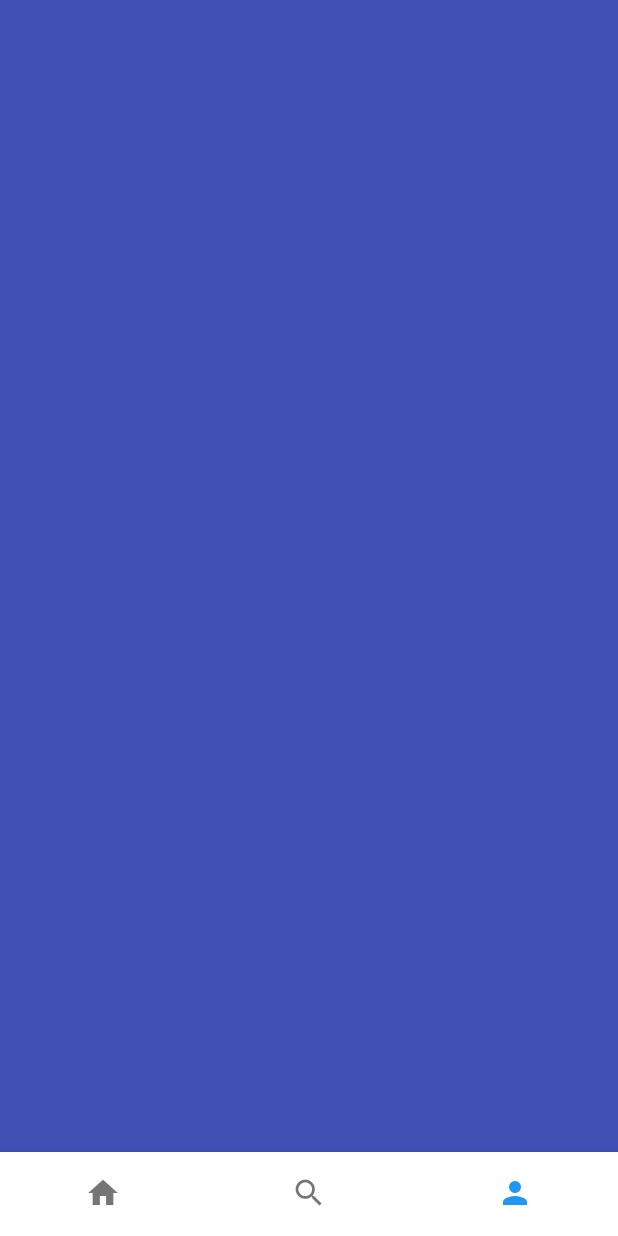
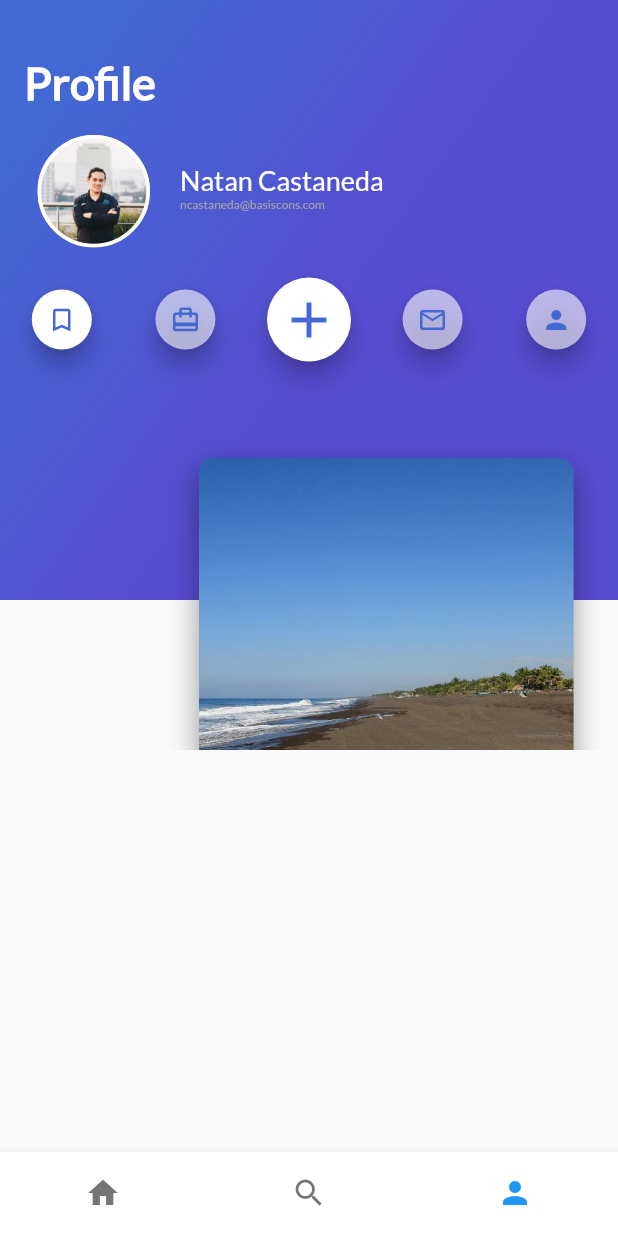
Before and after one commit to N4THB3N/platzi_trips_app, a Flutter app: the screen it shows after launch, item 3 of the bottom bar chosen, on a phone screen of 412 x 824 dp. Run offline on Flutter 3.47's test engine with Material 2 defaults, Android fonts, the phone set to English and light mode, and no system bars; missing offline and left inert: dart:html.

```diff
--- /dev/null
+++ b/lib/button_purple_profile.dart
@@ -0,0 +1,36 @@
+import 'package:flutter/material.dart';
+
+class ButtonPurpleProfile extends StatefulWidget {
+  bool mini;
+  var icon;
+  double iconSize = 0;
+  var color;
+
+  ButtonPurpleProfile(this.mini, this.icon, this.iconSize, this.color);
+
+  @override
+  State<StatefulWidget> createState() {
+    // TODO: implement createState
+    return _ButtonPurpleProfile();
+  }
+}
+
+class _ButtonPurpleProfile extends State<ButtonPurpleProfile> {
+  void onTap() {}
+
+  @override
+  Widget build(BuildContext context) {
+    return Expanded(
+      child: FloatingActionButton(
+        backgroundColor: widget.color,
+        onPressed: onTap,
+        mini: widget.mini,
+        child: Icon(
+          widget.icon,
+          size: widget.iconSize,
+          color: Color(0xFF4268D3),
+        ),
+      ),
+    );
+  }
+}
--- /dev/null
+++ b/lib/gradient_back_profile.dart
@@ -0,0 +1,32 @@
+import 'package:flutter/material.dart';
+
+class GradientBackProfile extends StatelessWidget {
+  String title = "Popular";
+
+  GradientBackProfile(this.title);
+
+  @override
+  Widget build(BuildContext context) {
+    return Container(
+      height: 400.0,
+      decoration: BoxDecoration(
+          gradient: LinearGradient(
+              colors: [Color(0xFF4268D3), Color(0xFF584CD1)],
+              begin: FractionalOffset(0.2, 0.0),
+              end: FractionalOffset(1.0, 0.6),
+              stops: [0.0, 0.6],
+              tileMode: TileMode.clamp)),
+      child: Text(
+        title,
+        style: TextStyle(
+            color: Colors.white,
+            fontSize: 30.0,
+            fontFamily: "Lato",
+            fontWeight: FontWeight.bold),
+      ),
+      alignment: Alignment(-0.9, -0.8),
+    );
+
+    // TODO: implement build
+  }
+}
--- a/lib/header_appbar.dart
+++ b/lib/header_appbar.dart
@@ -1,5 +1,4 @@
 import 'package:flutter/material.dart';
-import 'package:platzi_trips_app/gradient_back.dart';
 import 'gradient_back.dart';
 import 'card_image_list.dart';
 
--- /dev/null
+++ b/lib/header_profile_info.dart
@@ -0,0 +1,23 @@
+import 'package:flutter/material.dart';
+import 'gradient_back_profile.dart';
+import 'profile_info_card.dart';
+import 'profile_menu.dart';
+import 'profile_reviews.dart';
+
+class HeaderProfileInfo extends StatelessWidget {
+  @override
+  Widget build(BuildContext context) {
+    // TODO: implement build
+    // return Stack(
+    //   children: <Widget>[GradientBack("Profile"), ProfileInfoCard()],
+    // );
+    return Stack(
+      children: <Widget>[
+        GradientBackProfile("Profile"),
+        ProfileInfoCard(),
+        ProfileMenu(),
+        ProfileReviews(),
+      ],
+    );
+  }
+}
--- /dev/null
+++ b/lib/profile_card_image.dart
@@ -0,0 +1,57 @@
+import 'package:flutter/material.dart';
+import 'floating_action_button_green.dart';
+
+class ProfileCardImage extends StatelessWidget {
+  String pathImage = "assets/img/monterrico.jpg";
+  String Title = "";
+  String description = "";
+  String stepsTrack = "";
+
+  ProfileCardImage(
+      this.pathImage, this.Title, this.description, this.stepsTrack);
+
+  @override
+  Widget build(BuildContext context) {
+    // TODO: implement build
+
+    final card = Container(
+        height: 350.0,
+        width: 250.0,
+        margin: EdgeInsets.only(top: 80.0, left: 20.0),
+        decoration: BoxDecoration(
+          image:
+              DecorationImage(fit: BoxFit.cover, image: AssetImage(pathImage)),
+          borderRadius: BorderRadius.all(Radius.circular(10.0)),
+          shape: BoxShape.rectangle,
+          boxShadow: <BoxShadow>[
+            BoxShadow(
+                color: Colors.black38,
+                blurRadius: 15.0,
+                offset: Offset(0.0, 7.0))
+          ],
+        ));
+
+    final cardDescription = Container(
+        height: 150,
+        width: 50,
+        alignment: Alignment.center,
+        margin: EdgeInsets.only(top: 150, left: 50),
+        decoration: BoxDecoration(
+            color: Colors.white,
+            shape: BoxShape.rectangle,
+            boxShadow: <BoxShadow>[
+              BoxShadow(
+                  color: Colors.black38,
+                  blurRadius: 15.0,
+                  offset: Offset(0.0, 7.0))
+            ]),
+        child: Column(
+          children: <Widget>[Text(Title), Text(description), Text(stepsTrack)],
+        ));
+
+    return Stack(
+      alignment: Alignment(0.9, 1.1),
+      children: <Widget>[card, cardDescription, FloatingActionButtonGreen()],
+    );
+  }
+}
--- /dev/null
+++ b/lib/profile_image.dart
@@ -0,0 +1,57 @@
+import 'package:flutter/material.dart';
+
+class ProfileImage extends StatelessWidget {
+  String pathImage = "";
+  String name = "";
+  String mail = "";
+
+  ProfileImage(this.pathImage, this.name, this.mail);
+
+  @override
+  Widget build(BuildContext context) {
+    // TODO: implement build
+    final profile_pic = Container(
+      margin: EdgeInsets.only(top: 5.0, left: 25.0),
+      width: 75.0,
+      height: 75.0,
+      decoration: BoxDecoration(
+          shape: BoxShape.circle,
+          image:
+              DecorationImage(fit: BoxFit.cover, image: AssetImage(pathImage)),
+          border: Border.all(color: Colors.white, width: 2.5)),
+    );
+
+    final ProfileName = Container(
+      margin: EdgeInsets.only(left: 20.0),
+      child: Text(
+        name,
+        textAlign: TextAlign.left,
+        style:
+            TextStyle(fontFamily: "Lato", fontSize: 18.0, color: Colors.white),
+      ),
+    );
+
+    final ProfileContact = Container(
+      margin: EdgeInsets.only(left: 20.0),
+      child: Text(
+        mail,
+        textAlign: TextAlign.center,
+        style: TextStyle(
+            fontFamily: "Lato", fontSize: 8, color: Color(0xFFa3a5a7)),
+      ),
+    );
+
+    final userDetails = Column(
+      crossAxisAlignment: CrossAxisAlignment.start,
+      children: <Widget>[ProfileName, ProfileContact],
+    );
+
+    return Container(
+      child: Row(
+        children: <Widget>[profile_pic, userDetails],
+      ),
+      // decoration:
+      //     BoxDecoration(boxShadow: <BoxShadow>[BoxShadow(color: Colors.grey)]),
+    );
+  }
+}
--- /dev/null
+++ b/lib/profile_info_card.dart
@@ -0,0 +1,19 @@
+import 'package:flutter/material.dart';
+import 'profile_image.dart';
+
+class ProfileInfoCard extends StatelessWidget {
+  @override
+  Widget build(BuildContext context) {
+    // TODO: implement build
+    return Container(
+      margin: EdgeInsets.only(top: 85),
+      child: Column(
+        crossAxisAlignment: CrossAxisAlignment.start,
+        children: <Widget>[
+          ProfileImage("assets/img/natan.jpg", "Natan Castaneda",
+              "ncastaneda@basiscons.com")
+        ],
+      ),
+    );
+  }
+}
--- /dev/null
+++ b/lib/profile_menu.dart
@@ -0,0 +1,27 @@
+import 'package:flutter/material.dart';
+import 'button_purple_profile.dart';
+
+class ProfileMenu extends StatelessWidget {
+  @override
+  Widget build(BuildContext context) {
+    return Container(
+      margin: EdgeInsets.only(top: 185),
+      child: Row(
+        children: <Widget>[
+          ButtonPurpleProfile(true, Icons.turned_in_not, 20.0,
+              Color.fromRGBO(255, 255, 255, 1)),
+          ButtonPurpleProfile(true, Icons.card_travel, 20.0,
+              Color.fromRGBO(255, 255, 255, 0.6)),
+          ButtonPurpleProfile(
+              false, Icons.add, 40.0, Color.fromRGBO(255, 255, 255, 1)),
+          ButtonPurpleProfile(true, Icons.mail_outline, 20.0,
+              Color.fromRGBO(255, 255, 255, 0.6)),
+          ButtonPurpleProfile(
+              true, Icons.person, 20.0, Color.fromRGBO(255, 255, 255, 0.6))
+        ],
+      ),
+    );
+
+    // return ButtonPurpleProfile();
+  }
+}
--- /dev/null
+++ b/lib/profile_reviews.dart
@@ -0,0 +1,20 @@
+import 'package:flutter/material.dart';
+import 'profile_card_image.dart';
+
+class ProfileReviews extends StatelessWidget {
+  @override
+  Widget build(BuildContext context) {
+    // TODO: implement build
+    return Container(
+      height: 300,
+      margin: EdgeInsets.only(top: 200),
+      child: ListView(
+        padding: EdgeInsets.all(25.0),
+        children: <Widget>[
+          ProfileCardImage("assets/img/monterrico.jpg", "Monterrico",
+              "Beautiful place to stay.", "115,456"),
+        ],
+      ),
+    );
+  }
+}
--- a/lib/profile_trips.dart
+++ b/lib/profile_trips.dart
@@ -1,11 +1,15 @@
 import 'package:flutter/material.dart';
+import 'header_profile_info.dart';
 
 class ProfileTrips extends StatelessWidget {
   @override
   Widget build(BuildContext context) {
-    // TODO: implement build
-    return Container(
-      color: Colors.indigo,
+    // return Stack(
+    //   children: <Widget>[HeaderProfileInfo()],
+    // );
+
+    return Column(
+      children: <Widget>[HeaderProfileInfo()],
     );
   }
 }
--- a/pubspec.yaml
+++ b/pubspec.yaml
@@ -100,6 +100,7 @@ flutter:
     - assets/img/jazz_trompet.jpg
     - assets/img/jazz_man.jpg
     - assets/img/mail.jpg
+    - assets/img/natan.jpg
 
   fonts:
     - family: Lato
```
Also changed, not shown: assets/img/natan.jpg (added).
